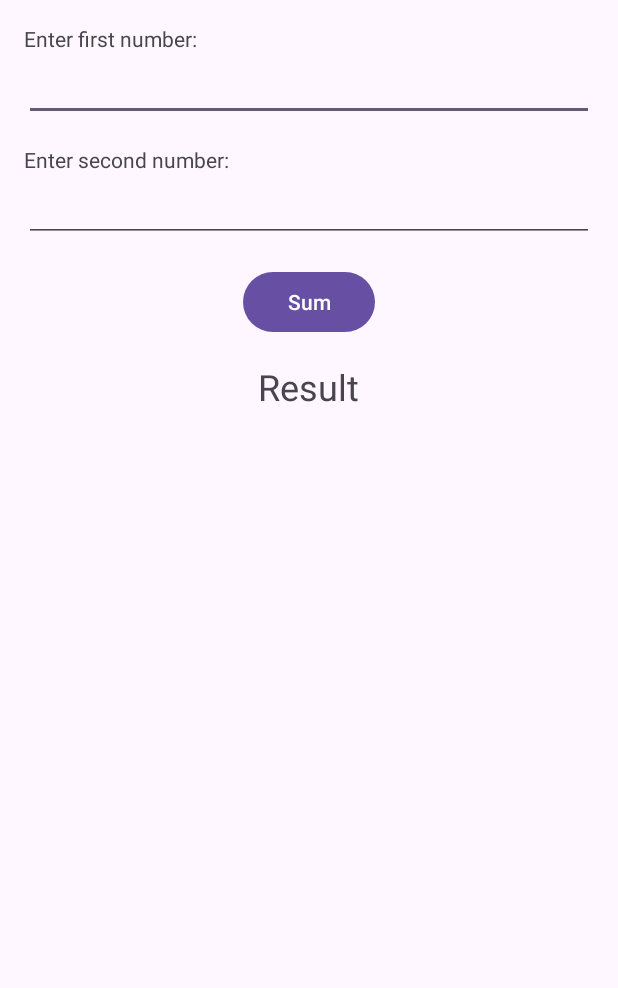
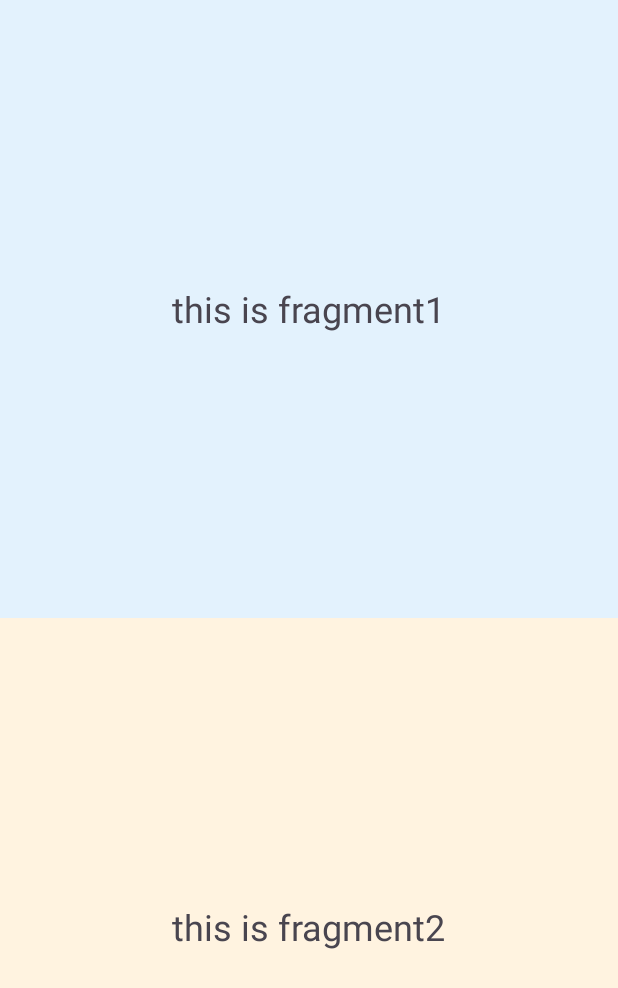
Before and after one commit to maniishbhusal/BCA-Programming-Repo, an Android app: the screen it shows after launch (FragmentContainerActivity), on a phone screen of 412 x 824 dp. Shown: the top 988 px of the screen. Run offline under Robolectric (Android 15) with nearby library versions, the phone set to English and light mode, and no system bars.

Commit message:
add fragment basic

```diff
--- a/Android Programming/HelloWorldProgram/app/src/main/java/com/example/helloworldprogram/FragmentContainerActivity.java
+++ b/Android Programming/HelloWorldProgram/app/src/main/java/com/example/helloworldprogram/FragmentContainerActivity.java
@@ -12,8 +12,14 @@ public class FragmentContainerActivity extends AppCompatActivity {
         setContentView(R.layout.activity_fragment_container);
 
         if (savedInstanceState == null) {
+            // Add FragmentOne to the first container
             getSupportFragmentManager().beginTransaction()
-                    .add(R.id.fragment_container, new SumCalculatorFragment())
+                    .add(R.id.fragment_container_one, new FragmentOne())
+                    .commit();
+
+            // Add FragmentTwo to the second container
+            getSupportFragmentManager().beginTransaction()
+                    .add(R.id.fragment_container_two, new FragmentTwo())
                     .commit();
         }
     }
--- /dev/null
+++ b/Android Programming/HelloWorldProgram/app/src/main/java/com/example/helloworldprogram/FragmentOne.java
@@ -0,0 +1,19 @@
+package com.example.helloworldprogram;
+
+import android.os.Bundle;
+import android.view.LayoutInflater;
+import android.view.View;
+import android.view.ViewGroup;
+
+import androidx.annotation.NonNull;
+import androidx.annotation.Nullable;
+import androidx.fragment.app.Fragment;
+
+public class FragmentOne extends Fragment {
+
+    @Nullable
+    @Override
+    public View onCreateView(@NonNull LayoutInflater inflater, @Nullable ViewGroup container, @Nullable Bundle savedInstanceState) {
+        return inflater.inflate(R.layout.fragment_one, container, false);
+    }
+}
--- /dev/null
+++ b/Android Programming/HelloWorldProgram/app/src/main/java/com/example/helloworldprogram/FragmentTwo.java
@@ -0,0 +1,19 @@
+package com.example.helloworldprogram;
+
+import android.os.Bundle;
+import android.view.LayoutInflater;
+import android.view.View;
+import android.view.ViewGroup;
+
+import androidx.annotation.NonNull;
+import androidx.annotation.Nullable;
+import androidx.fragment.app.Fragment;
+
+public class FragmentTwo extends Fragment {
+
+    @Nullable
+    @Override
+    public View onCreateView(@NonNull LayoutInflater inflater, @Nullable ViewGroup container, @Nullable Bundle savedInstanceState) {
+        return inflater.inflate(R.layout.fragment_two, container, false);
+    }
+}
--- a/Android Programming/HelloWorldProgram/app/src/main/res/layout/activity_fragment_container.xml
+++ b/Android Programming/HelloWorldProgram/app/src/main/res/layout/activity_fragment_container.xml
@@ -1,5 +1,21 @@
 <?xml version="1.0" encoding="utf-8"?>
-<FrameLayout xmlns:android="http://schemas.android.com/apk/res/android"
-    android:id="@+id/fragment_container"
+<LinearLayout xmlns:android="http://schemas.android.com/apk/res/android"
     android:layout_width="match_parent"
-    android:layout_height="match_parent" />
+    android:layout_height="match_parent"
+    android:orientation="vertical">
+
+    <FrameLayout
+        android:id="@+id/fragment_container_one"
+        android:layout_width="match_parent"
+        android:layout_height="0dp"
+        android:layout_weight="1"
+        android:background="#E3F2FD" />
+
+    <FrameLayout
+        android:id="@+id/fragment_container_two"
+        android:layout_width="match_parent"
+        android:layout_height="0dp"
+        android:layout_weight="1"
+        android:background="#FFF3E0" />
+
+</LinearLayout>
--- /dev/null
+++ b/Android Programming/HelloWorldProgram/app/src/main/res/layout/fragment_one.xml
@@ -0,0 +1,14 @@
+<?xml version="1.0" encoding="utf-8"?>
+<LinearLayout xmlns:android="http://schemas.android.com/apk/res/android"
+    android:layout_width="match_parent"
+    android:layout_height="match_parent"
+    android:gravity="center"
+    android:orientation="vertical">
+
+    <TextView
+        android:layout_width="wrap_content"
+        android:layout_height="wrap_content"
+        android:text="this is fragment1"
+        android:textSize="24sp" />
+
+</LinearLayout>
--- /dev/null
+++ b/Android Programming/HelloWorldProgram/app/src/main/res/layout/fragment_two.xml
@@ -0,0 +1,14 @@
+<?xml version="1.0" encoding="utf-8"?>
+<LinearLayout xmlns:android="http://schemas.android.com/apk/res/android"
+    android:layout_width="match_parent"
+    android:layout_height="match_parent"
+    android:gravity="center"
+    android:orientation="vertical">
+
+    <TextView
+        android:layout_width="wrap_content"
+        android:layout_height="wrap_content"
+        android:text="this is fragment2"
+        android:textSize="24sp" />
+
+</LinearLayout>
```
Also changed, not shown: 1 other file.
